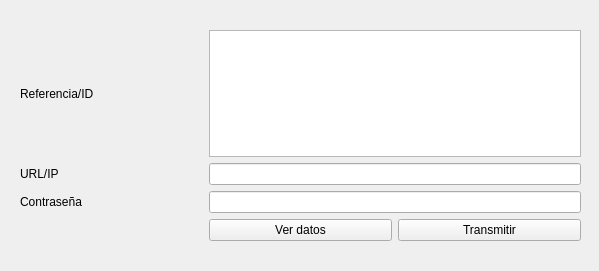
First picture: the form in src/widgets/transmision_window.ui, repository UCM-237/PprzGCS, before the edit.
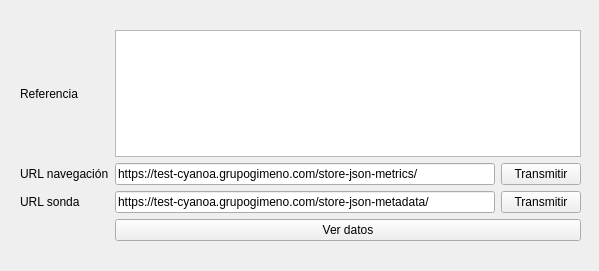
Second picture: the form after the edit.

```diff
--- a/src/widgets/transmision_window.ui
+++ b/src/widgets/transmision_window.ui
@@ -38,27 +38,17 @@
     </rect>
    </property>
    <layout class="QGridLayout" name="gridLayout">
-    <item row="3" column="2">
-     <widget class="QPushButton" name="button_transmitir">
+    <item row="2" column="0">
+     <widget class="QLabel" name="label_5">
       <property name="text">
-       <string>Transmitir</string>
+       <string>URL sonda</string>
       </property>
      </widget>
     </item>
-    <item row="2" column="1" colspan="2">
-     <widget class="QLineEdit" name="label_contrasena">
+    <item row="0" column="0">
+     <widget class="QLabel" name="label_3">
       <property name="text">
-       <string/>
-      </property>
-      <property name="echoMode">
-       <enum>QLineEdit::Password</enum>
-      </property>
-     </widget>
-    </item>
-    <item row="3" column="1">
-     <widget class="QPushButton" name="button_datos">
-      <property name="text">
-       <string>Ver datos</string>
+       <string>Referencia</string>
       </property>
      </widget>
     </item>
@@ -72,28 +62,42 @@
     <item row="1" column="0">
      <widget class="QLabel" name="label_4">
       <property name="text">
-       <string>URL/IP</string>
+       <string>URL navegación</string>
       </property>
      </widget>
     </item>
-    <item row="2" column="0">
-     <widget class="QLabel" name="label_5">
+    <item row="2" column="1">
+     <widget class="QLineEdit" name="label_URL_sonda">
       <property name="text">
-       <string>Contraseña</string>
+       <string>https://test-cyanoa.grupogimeno.com/store-json-metadata/</string>
       </property>
      </widget>
     </item>
-    <item row="1" column="1" colspan="2">
-     <widget class="QLineEdit" name="label_URL">
+    <item row="2" column="2">
+     <widget class="QPushButton" name="button_transmitir_sonda">
       <property name="text">
-       <string/>
+       <string>Transmitir</string>
       </property>
      </widget>
     </item>
-    <item row="0" column="0">
-     <widget class="QLabel" name="label_3">
+    <item row="1" column="1">
+     <widget class="QLineEdit" name="label_URL_barco">
       <property name="text">
-       <string>Referencia/ID</string>
+       <string>https://test-cyanoa.grupogimeno.com/store-json-metrics/</string>
+      </property>
+     </widget>
+    </item>
+    <item row="1" column="2">
+     <widget class="QPushButton" name="button_transmitir_navegacion">
+      <property name="text">
+       <string>Transmitir</string>
+      </property>
+     </widget>
+    </item>
+    <item row="3" column="1" colspan="2">
+     <widget class="QPushButton" name="button_datos">
+      <property name="text">
+       <string>Ver datos</string>
       </property>
      </widget>
     </item>
```
